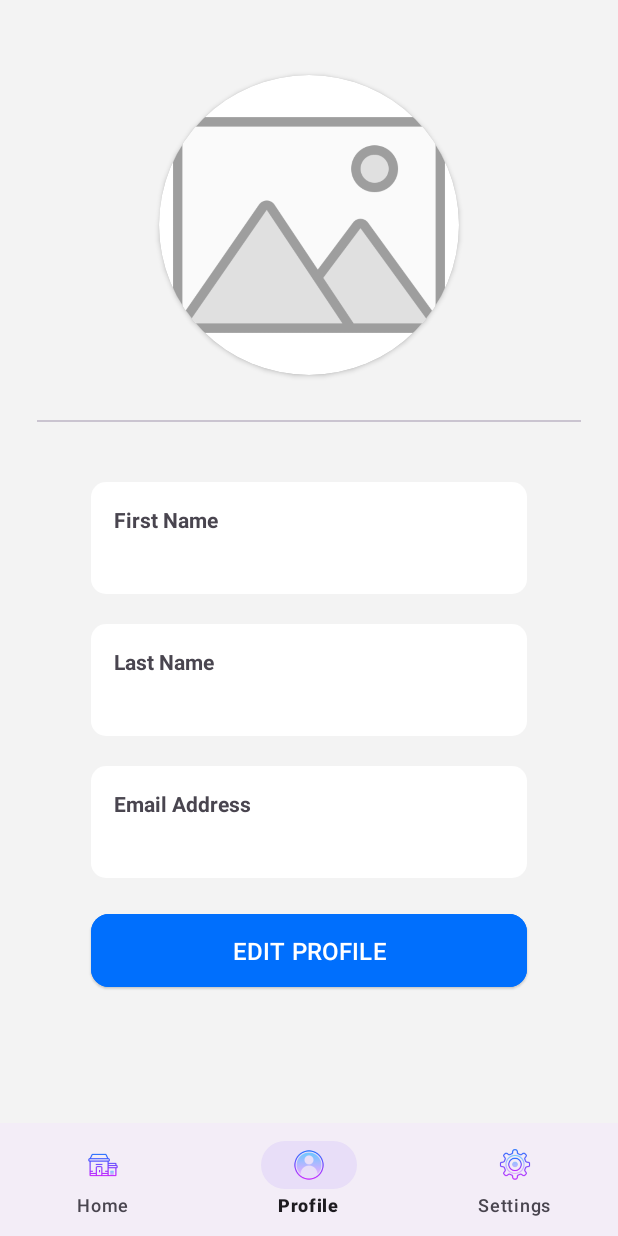
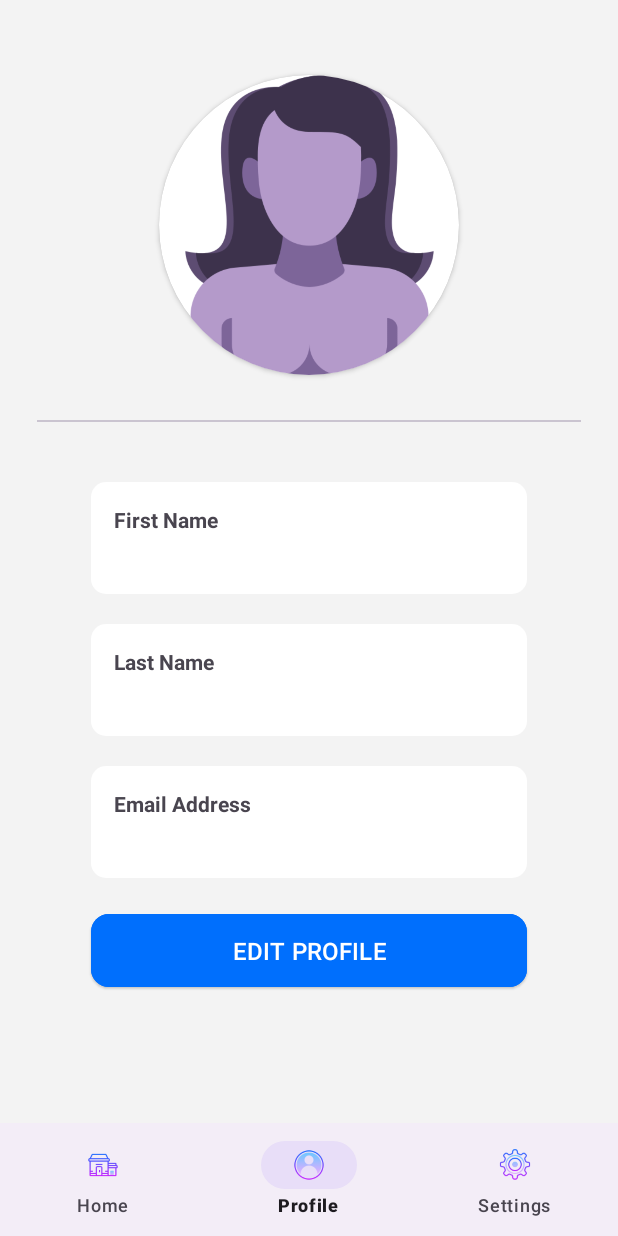
Before and after one commit to radleigh123/intprog-project1, an Android app: the screen it shows after launch once a user with an empty profile is signed in (LandingActivity), item 2 of the bottom bar chosen, on a phone screen of 412 x 824 dp. Run offline under Robolectric (Android 15) with nearby library versions, the phone set to English and light mode, and no system bars; our stand-ins replace Firebase (no records; nobody signed in at launch, a user with empty details on screens opened directly), androidx.preference, navigation-ui.

Commit message:
Polish some codes

```diff
--- a/app/src/main/java/com/intprog/easeplan/LandingActivity.kt
+++ b/app/src/main/java/com/intprog/easeplan/LandingActivity.kt
@@ -15,8 +15,8 @@ import com.google.android.material.bottomnavigation.BottomNavigationView
 import com.google.firebase.auth.FirebaseAuth
 
 class LandingActivity : AppCompatActivity() {
-    private lateinit var vid1: VideoView
-    private val videoURL = "android.resource://com.intprog.easeplan/${R.raw.facebook2}"
+//    private lateinit var vid1: VideoView
+//    private val videoURL = "android.resource://com.intprog.easeplan/${R.raw.facebook2}"
 
     private lateinit var auth: FirebaseAuth
 
@@ -24,16 +24,16 @@ class LandingActivity : AppCompatActivity() {
         super.onCreate(savedInstanceState)
         setContentView(R.layout.activity_landing)
 
-        vid1 = findViewById<VideoView>(R.id.vid1)
+        /*vid1 = findViewById<VideoView>(R.id.vid1)
         val uri = Uri.parse(videoURL)
         vid1.setVideoURI(uri)
         val mediaController = MediaController(this)
         mediaController.setAnchorView(vid1)
         mediaController.setMediaPlayer(vid1)
         vid1.setMediaController(mediaController)
-//        vid1.start()
+        vid1.start()
 
-        vid1.setOnPreparedListener { mp -> mp.isLooping = true; };
+        vid1.setOnPreparedListener { mp -> mp.isLooping = true; }*/;
 
         auth = FirebaseAuth.getInstance()
 //        auth.signOut()
--- a/app/src/main/res/layout/activity_developer.xml
+++ b/app/src/main/res/layout/activity_developer.xml
@@ -37,7 +37,7 @@
             android:layout_height="120dp"
             android:layout_marginBottom="16dp"
             android:layout_marginTop="40dp"
-            android:src="@drawable/empty_image"
+            android:src="@drawable/cat"
             android:contentDescription="Developer Profile"
             android:scaleType="centerCrop"
             android:background="?attr/colorSurfaceVariant"
--- a/app/src/main/res/layout/activity_edit_profile.xml
+++ b/app/src/main/res/layout/activity_edit_profile.xml
@@ -97,6 +97,7 @@
             app:shapeAppearance="@style/ShapeAppearance.Material3.Corner.Large"
             app:boxStrokeColor="@color/selected"
             app:hintTextColor="@color/selected"
+            android:visibility="gone"
             >
 
             <com.google.android.material.textfield.TextInputEditText
--- a/app/src/main/res/layout/fragment_profile.xml
+++ b/app/src/main/res/layout/fragment_profile.xml
@@ -48,8 +48,8 @@
                 <ImageView
                     android:layout_width="match_parent"
                     android:layout_height="match_parent"
-                    android:src="@drawable/empty_image"
-                    android:scaleType="centerCrop"
+                    android:src="@drawable/placeholder"
+                    android:scaleType="centerInside"
                     android:contentDescription="@string/land_hero_icon_desc"
                     />
             </androidx.cardview.widget.CardView>
```
Also changed, not shown: app/src/main/res/drawable/cat.jpg (added), app/src/main/res/drawable/placeholder.png (added), 2 other files.
